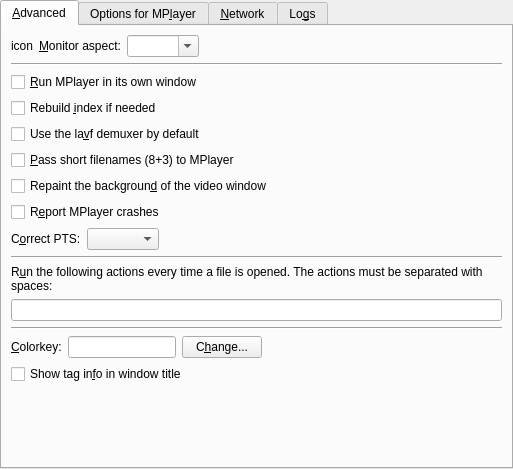
bitwiseworks/smplayer-os2, file src/prefadvanced.ui: the form before one commit.
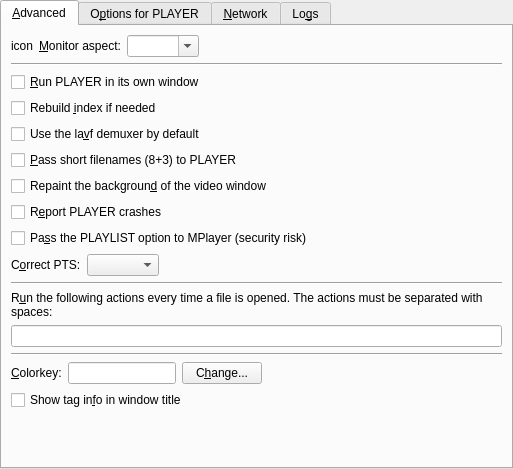
The form after the commit. Custom widgets are drawn as their Qt base class.

The edit to the form file:
```diff
--- a/src/prefadvanced.ui
+++ b/src/prefadvanced.ui
@@ -102,7 +102,7 @@
        <item>
         <widget class="QCheckBox" name="mplayer_use_window_check">
          <property name="text">
-          <string>&amp;Run MPlayer in its own window</string>
+          <string notr="true">&amp;Run PLAYER in its own window</string>
          </property>
         </widget>
        </item>
@@ -123,7 +123,7 @@
        <item>
         <widget class="QCheckBox" name="shortnames_check">
          <property name="text">
-          <string>&amp;Pass short filenames (8+3) to MPlayer</string>
+          <string notr="true">&amp;Pass short filenames (8+3) to PLAYER</string>
          </property>
         </widget>
        </item>
@@ -137,7 +137,14 @@
        <item>
         <widget class="QCheckBox" name="mplayer_crashes_check">
          <property name="text">
-          <string>R&amp;eport MPlayer crashes</string>
+          <string notr="true">R&amp;eport PLAYER crashes</string>
+         </property>
+        </widget>
+       </item>
+       <item>
+        <widget class="QCheckBox" name="use_playlist_check">
+         <property name="text">
+          <string notr="true">Pa&amp;ss the PLAYLIST option to MPlayer (security risk)</string>
          </property>
         </widget>
        </item>
@@ -296,7 +303,7 @@
      </widget>
      <widget class="QWidget" name="tab2">
       <attribute name="title">
-       <string>Options for MP&amp;layer</string>
+       <string notr="true">O&amp;ptions for PLAYER</string>
       </attribute>
       <layout class="QVBoxLayout">
        <property name="spacing">
```
Left out of the diff: 15 changed lines with no effect on the pictures.
